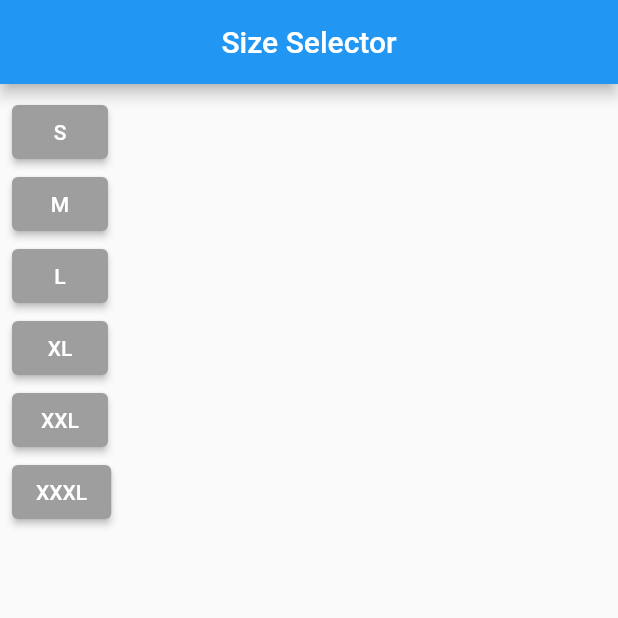
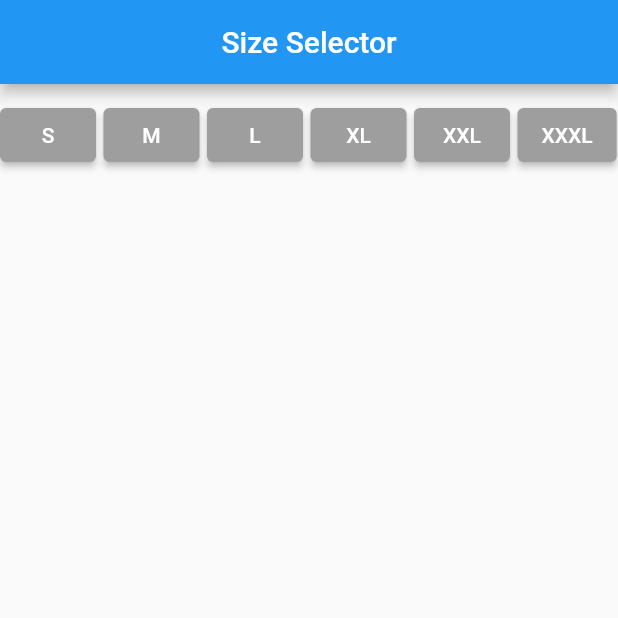
Before and after one commit to ShakibulDeveloper/livetest-9, a Flutter app: the screen it shows after launch, on a phone screen of 412 x 824 dp, the top half of it. Run offline on Flutter 3.47's test engine with Material 2 defaults, Android fonts, the phone set to English and light mode, and no system bars.

Commit message:
Update main.dart

```diff
--- a/lib/main.dart
+++ b/lib/main.dart
@@ -37,6 +37,8 @@ class HomeScreenUI extends State<HomeScreenState>{
 
   @override
   Widget build(BuildContext context) {
+
+    //======== SNACK_BAR =========
     void appSnackBar(context, String message){
       ScaffoldMessenger.of(context).showSnackBar(
           SnackBar(content: Text(message))
@@ -48,8 +50,11 @@ class HomeScreenUI extends State<HomeScreenState>{
         centerTitle: true,
         title: const Text("Size Selector"),
       ),
-      body: ButtonBar(
-        alignment: MainAxisAlignment.start,
+      body: Padding(
+        padding: const EdgeInsets.only(top: 10),
+        child: Wrap(
+          spacing: 5,
+          runSpacing: 6,
           children: [
             ElevatedButton(
                 onPressed: (){
@@ -119,6 +124,7 @@ class HomeScreenUI extends State<HomeScreenState>{
             ),
           ],
         ),
+      ),
     );
   }
 
```
Lines whose indentation alone changed are shown as unchanged.
